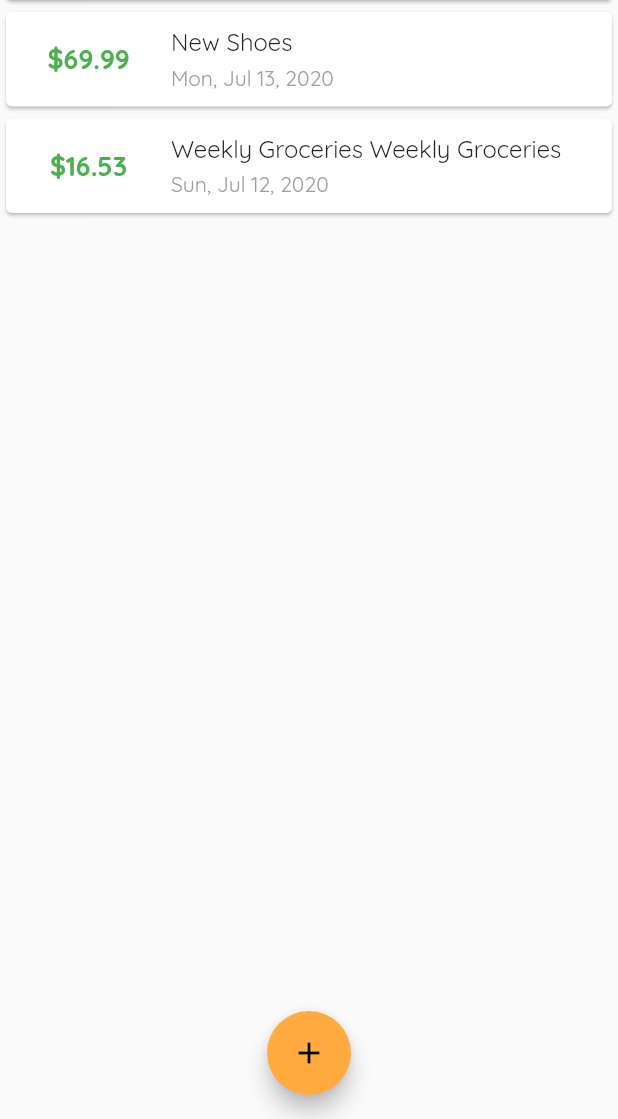
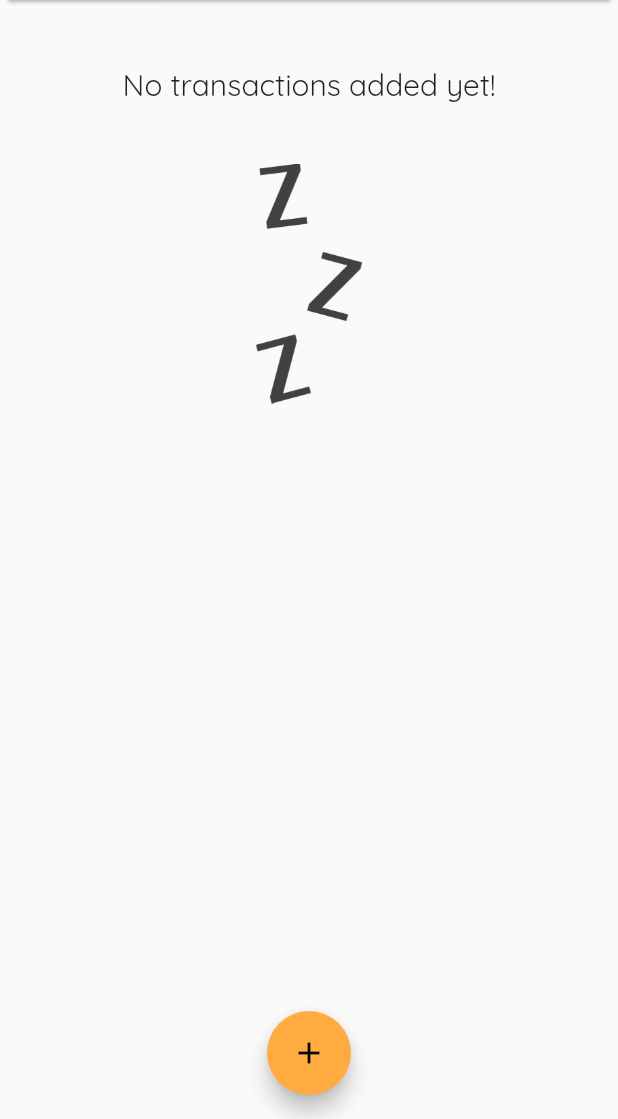
Before and after one commit to zallek/flutter-course-personal-expenses, a Flutter app: the screen it shows after launch, on a phone screen of 412 x 824 dp, the part 117-1236 px from its top. Run offline on Flutter 3.47's test engine with Material 2 defaults, Android fonts, the phone set to English and light mode, and no system bars.

Commit message:
No transactions screen

```diff
--- a/lib/main.dart
+++ b/lib/main.dart
@@ -28,20 +28,7 @@ class MyHomePage extends StatefulWidget {
 }
 
 class _MyHomePageState extends State<MyHomePage> {
-  final List<Transaction> userTransactions = [
-    Transaction(
-      id: 't1',
-      title: 'New Shoes',
-      amount: 69.99,
-      date: DateTime.now(),
-    ),
-    Transaction(
-      id: 't2',
-      title: 'Weekly Groceries Weekly Groceries',
-      amount: 16.53,
-      date: DateTime.now().subtract(Duration(days: 1)),
-    ),
-  ];
+  final List<Transaction> userTransactions = [];
 
   void _addTransaction(String title, double amount) {
     final newTx = Transaction(
--- a/lib/widgets/transaction_list.dart
+++ b/lib/widgets/transaction_list.dart
@@ -15,7 +15,26 @@ class TransactionList extends StatelessWidget {
   Widget build(BuildContext context) {
     return Container(
       height: 300,
-      child: ListView.builder(
+      child: transactions.isEmpty
+          ? Column(
+              children: <Widget>[
+                Container(
+                  child: Text(
+                    'No transactions added yet!',
+                    style: Theme.of(context).textTheme.headline6,
+                  ),
+                  margin: EdgeInsets.symmetric(vertical: 40),
+                ),
+                Container(
+                  child: Image.asset(
+                    'assets/images/waiting.png',
+                    fit: BoxFit.cover,
+                  ),
+                  height: 160,
+                ),
+              ],
+            )
+          : ListView.builder(
               itemBuilder: (ctx, index) {
                 return TransactionCard(
                   key: Key(transactions[index].id),
--- a/pubspec.yaml
+++ b/pubspec.yaml
@@ -43,9 +43,8 @@ flutter:
   uses-material-design: true
 
   # To add assets to your application, add an assets section, like this:
-  # assets:
-  #   - images/a_dot_burr.jpeg
-  #   - images/a_dot_ham.jpeg
+  assets:
+    - assets/images/waiting.png
 
   # An image asset can refer to one or more resolution-specific "variants", see
   # https://flutter.dev/assets-and-images/#resolution-aware.
```
Also changed, not shown: assets/images/waiting.png (added). Lines whose indentation alone changed are shown as unchanged.
